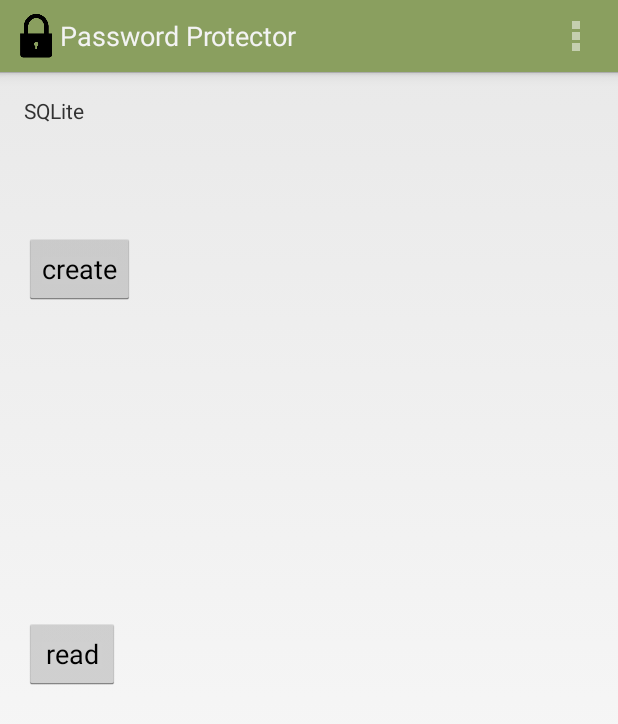
After one commit to mcorbridge/PasswordProtector, an Android app: the SQLActivity screen opened directly, with no data from a screen before it, on a phone screen of 412 x 824 dp. The commit adds this screen. Shown: the top 724 px of the screen. Run offline under Robolectric (Android 15) with nearby library versions, the phone set to English and light mode, and no system bars.

Commit message:
start SQLite work

```diff
--- a/app/src/main/AndroidManifest.xml
+++ b/app/src/main/AndroidManifest.xml
@@ -48,6 +48,10 @@
             android:name=".update.UpdateActivity"
             android:label="@string/app_name" >
         </activity>
+        <activity
+            android:name=".sql.SQLActivity"
+            android:label="@string/app_name" >
+        </activity>
     </application>
 
 </manifest>
--- a/app/src/main/java/com/mcorbridge/passwordprotector/PasswordDataActivity.java
+++ b/app/src/main/java/com/mcorbridge/passwordprotector/PasswordDataActivity.java
@@ -15,6 +15,7 @@ import android.view.View;
 import com.mcorbridge.passwordprotector.create.CreateActivity;
 import com.mcorbridge.passwordprotector.model.ApplicationModel;
 import com.mcorbridge.passwordprotector.read.ReadActivity;
+import com.mcorbridge.passwordprotector.sql.SQLActivity;
 
 import java.lang.reflect.Method;
 
@@ -125,13 +126,14 @@ public class PasswordDataActivity extends Activity{
         // go to offline mode IF there is no data connection
         if(!netInfo.isConnected() && !mobileDataEnabled){
             applicationModel.setIsDataConnected(false);
+            final Intent intent = new Intent(this, SQLActivity.class);
             new AlertDialog.Builder(this)
                     .setTitle("Alert")
                     .setMessage("You do not have a data connection.\nThe application will continue in offline mode.\nAll offline changes will be synchronized with the cloud when you next connect.")
                     .setIcon(R.drawable.alert_icon)
                     .setPositiveButton("Ok, got it", new DialogInterface.OnClickListener() {
                         public void onClick(DialogInterface dialog, int which) {
-                            // stub
+                            startActivity(intent);
                         }
                     })
                     .show();
--- /dev/null
+++ b/app/src/main/java/com/mcorbridge/passwordprotector/sql/SQLActivity.java
@@ -0,0 +1,71 @@
+package com.mcorbridge.passwordprotector.sql;
+
+import android.app.Activity;
+import android.os.Bundle;
+import android.view.Menu;
+import android.view.MenuItem;
+import android.view.View;
+
+import com.mcorbridge.passwordprotector.R;
+import com.mcorbridge.passwordprotector.model.ApplicationModel;
+
+import java.util.Date;
+import java.util.List;
+
+public class SQLActivity extends Activity {
+
+    ApplicationModel applicationModel;
+    CommentsDataSource commentsDataSource;
+
+    @Override
+    protected void onCreate(Bundle savedInstanceState) {
+        super.onCreate(savedInstanceState);
+        setContentView(R.layout.activity_sql);
+
+        applicationModel = ApplicationModel.getInstance();
+
+        overridePendingTransition(R.anim.slide_in, R.anim.slide_out);
+
+        commentsDataSource = new CommentsDataSource(getApplicationContext());
+    }
+
+
+    @Override
+    public boolean onCreateOptionsMenu(Menu menu) {
+        // Inflate the menu; this adds items to the action bar if it is present.
+        getMenuInflater().inflate(R.menu.menu_sql, menu);
+        return true;
+    }
+
+    @Override
+    public boolean onOptionsItemSelected(MenuItem item) {
+        // Handle action bar item clicks here. The action bar will
+        // automatically handle clicks on the Home/Up button, so long
+        // as you specify a parent activity in AndroidManifest.xml.
+        int id = item.getItemId();
+
+        //noinspection SimplifiableIfStatement
+        if (id == R.id.action_settings) {
+            return true;
+        }
+
+        return super.onOptionsItemSelected(item);
+    }
+
+    public void doCreate(View v){
+        commentsDataSource.open();
+        commentsDataSource.createComment("foo " + getDate());
+        commentsDataSource.close();
+    }
+
+    public void doRead(View v){
+        commentsDataSource.open();
+        List<Comment> comments = commentsDataSource.getAllComments();
+        commentsDataSource.close();
+    }
+
+    private String getDate(){
+        Date date = new Date();
+        return date.toString();
+    }
+}
--- /dev/null
+++ b/app/src/main/java/com/mcorbridge/passwordprotector/sql/SQLiteHelper.java
@@ -0,0 +1,42 @@
+package com.mcorbridge.passwordprotector.sql;
+
+/**
+ * Created by Mike on 1/23/2015.
+ * copyright Michael D. Corbridge
+ */
+import android.content.Context;
+import android.database.sqlite.SQLiteDatabase;
+import android.database.sqlite.SQLiteOpenHelper;
+
+public class SQLiteHelper extends SQLiteOpenHelper {
+
+    public static final String TABLE_COMMENTS = "comments";
+    public static final String COLUMN_ID = "_id";
+    public static final String COLUMN_COMMENT = "comment";
+
+    private static final String DATABASE_NAME = "commments.db";
+    private static final int DATABASE_VERSION = 1;
+
+    // Database creation sql statement
+    private static final String DATABASE_CREATE = "create table "
+            + TABLE_COMMENTS + "(" + COLUMN_ID
+            + " integer primary key autoincrement, " + COLUMN_COMMENT
+            + " text not null);";
+
+    public SQLiteHelper(Context context) {
+        super(context, DATABASE_NAME, null, DATABASE_VERSION);
+    }
+
+    @Override
+    public void onCreate(SQLiteDatabase database) {
+        database.execSQL(DATABASE_CREATE);
+    }
+
+    @Override
+    public void onUpgrade(SQLiteDatabase db, int oldVersion, int newVersion) {
+        System.out.println(SQLiteHelper.class.getName() + "Upgrading database from version " + oldVersion + " to " + newVersion + ", which will destroy all old data");
+        db.execSQL("DROP TABLE IF EXISTS " + TABLE_COMMENTS);
+        onCreate(db);
+    }
+
+}
--- /dev/null
+++ b/app/src/main/res/layout/activity_sql.xml
@@ -0,0 +1,29 @@
+<RelativeLayout xmlns:android="http://schemas.android.com/apk/res/android"
+    xmlns:tools="http://schemas.android.com/tools" android:layout_width="match_parent"
+    android:layout_height="match_parent" android:paddingLeft="@dimen/activity_horizontal_margin"
+    android:paddingRight="@dimen/activity_horizontal_margin"
+    android:paddingTop="@dimen/activity_vertical_margin"
+    android:paddingBottom="@dimen/activity_vertical_margin"
+    tools:context="com.mcorbridge.passwordprotector.sql.SQLActivity">
+
+    <TextView android:text="SQLite" android:layout_width="wrap_content"
+        android:layout_height="wrap_content" />
+
+    <Button
+        android:layout_width="wrap_content"
+        android:layout_height="wrap_content"
+        android:text="create"
+        android:id="@+id/button3"
+        android:layout_marginTop="91dp"
+        android:onClick="doCreate"/>
+
+    <Button
+        android:layout_width="wrap_content"
+        android:layout_height="wrap_content"
+        android:text="read"
+        android:id="@+id/button5"
+        android:layout_centerVertical="true"
+        android:layout_alignStart="@+id/button3"
+        android:onClick="doRead"/>
+
+</RelativeLayout>
--- /dev/null
+++ b/app/src/main/res/menu/menu_sql.xml
@@ -0,0 +1,7 @@
+<menu xmlns:android="http://schemas.android.com/apk/res/android"
+    xmlns:app="http://schemas.android.com/apk/res-auto"
+    xmlns:tools="http://schemas.android.com/tools"
+    tools:context="com.mcorbridge.passwordprotector.sql.SQLActivity">
+    <item android:id="@+id/action_settings" android:title="@string/action_settings"
+        android:orderInCategory="100" app:showAsAction="never" />
+</menu>
--- a/app/src/main/res/values/strings.xml
+++ b/app/src/main/res/values/strings.xml
@@ -28,5 +28,6 @@
     <string name="title_activity_read">ReadActivity</string>
     <string name="hello_world">Hello world!</string>
     <string name="title_activity_update">UpdateActivity</string>
+    <string name="title_activity_sql">SQLActivity</string>
 
 </resources>
```
Also changed, not shown: app/src/main/java/com/mcorbridge/passwordprotector/read/ReadActivity.java (+9 -1 lines), app/src/main/java/com/mcorbridge/passwordprotector/sql/Comment.java (added, +32 -0 lines), app/src/main/java/com/mcorbridge/passwordprotector/sql/CommentsDataSource.java (added, +80 -0 lines).
